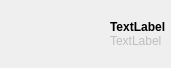
Above: sokketter-ui/sources/socket_list_item.ui from morwy/sokketter before the change. Below: the same form after it.
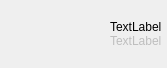
That is the form after the change. Icons and pictures are not drawn. Custom widgets are drawn as their Qt base class.

Commit message: feature: showing name and description in a better way for socket list item

Diff of the .ui file:
```diff
--- a/sokketter-ui/sources/socket_list_item.ui
+++ b/sokketter-ui/sources/socket_list_item.ui
@@ -132,7 +132,7 @@
        </spacer>
       </item>
       <item>
-       <widget class="QLabel" name="index_label">
+       <widget class="QLabel" name="name_label">
         <property name="sizePolicy">
          <sizepolicy hsizetype="Expanding" vsizetype="Preferred">
           <horstretch>0</horstretch>
@@ -141,16 +141,19 @@
         </property>
         <property name="font">
          <font>
-          <bold>true</bold>
+          <bold>false</bold>
          </font>
         </property>
         <property name="text">
          <string>TextLabel</string>
         </property>
+        <property name="textFormat">
+         <enum>Qt::MarkdownText</enum>
+        </property>
        </widget>
       </item>
       <item>
-       <widget class="QLabel" name="name_label">
+       <widget class="QLabel" name="description_label">
         <property name="enabled">
          <bool>false</bool>
         </property>
```
The commit also changes 1 other file.
